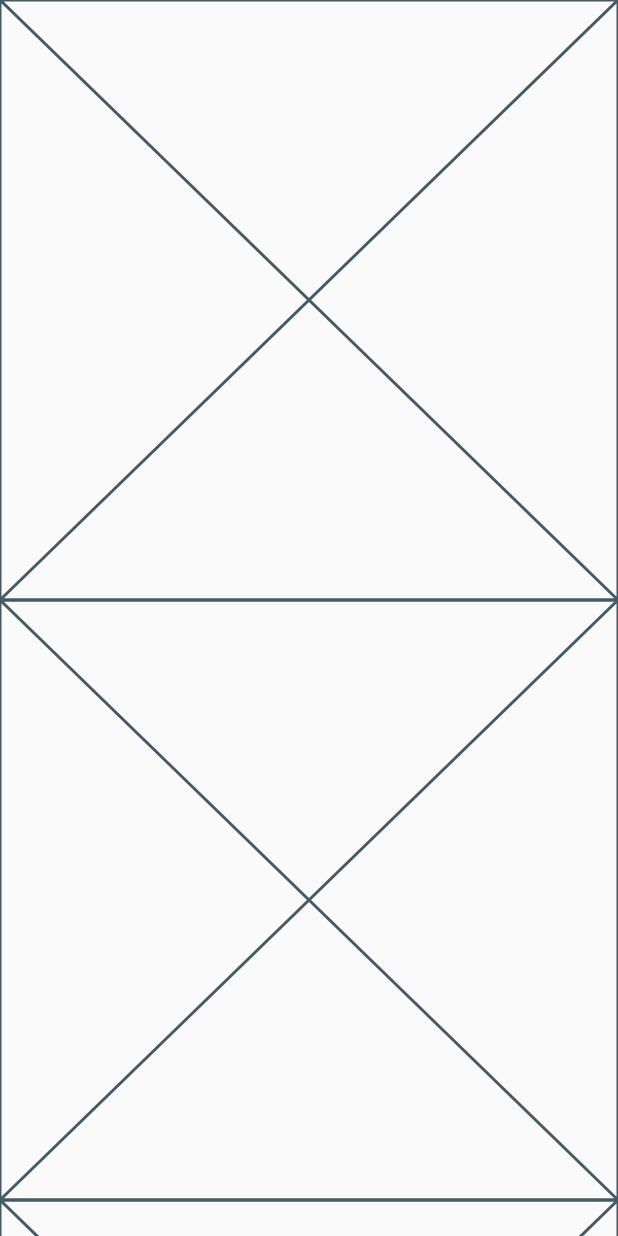
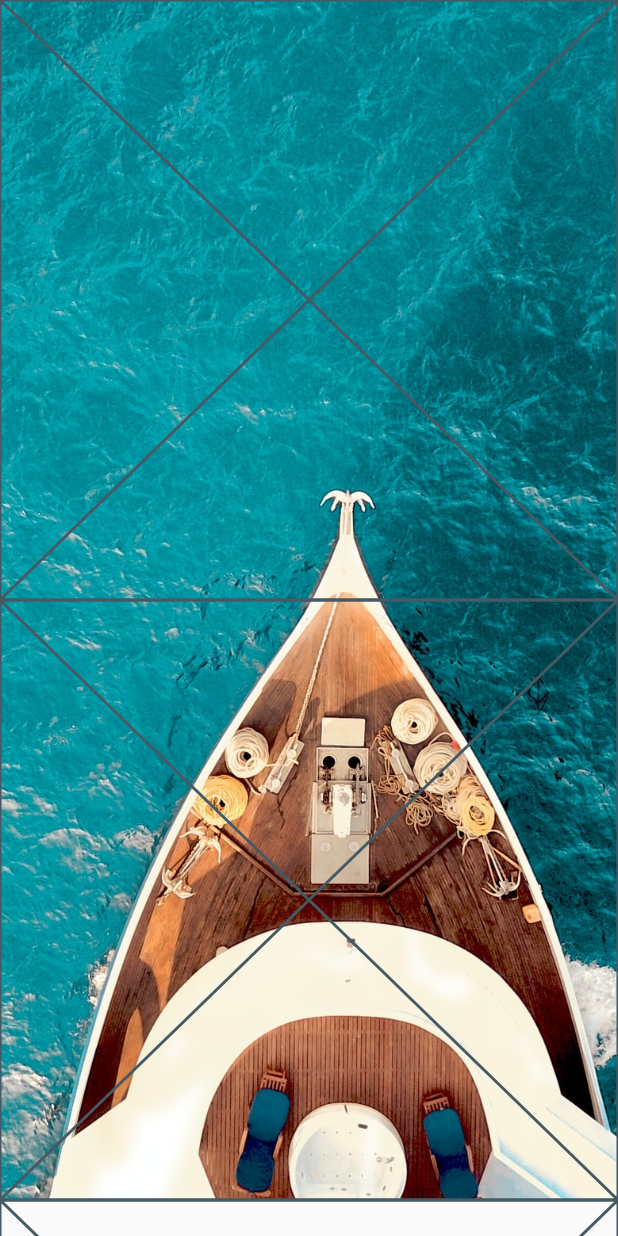
Before and after one commit to yuhyunkimm/Flutter_airbnb, a Flutter app: the screen it shows after launch, on a phone screen of 412 x 824 dp. Run offline on Flutter 3.47's test engine with Material 2 defaults, Android fonts, the phone set to English and light mode, and no system bars.

Commit message:
homeheader add

```diff
--- a/lib/views/pages/post/home/home_header.dart
+++ b/lib/views/pages/post/home/home_header.dart
@@ -8,11 +8,19 @@ class HomeHeader extends StatelessWidget {
 
   @override
   Widget build(BuildContext context) {
-    return Column(
-      children: [
-        HomeHeaderAppbar(),
-        HomeHeaderForm(),
-      ],
+    return Container(
+      decoration: BoxDecoration(
+        image: DecorationImage(
+          image: AssetImage("assets/background.jpeg"),
+          fit: BoxFit.cover,
+        ),
+      ),
+      child: Column(
+        children: [
+          HomeHeaderAppbar(),
+          HomeHeaderForm(),
+        ],
+      ),
     );
   }
 }
```
